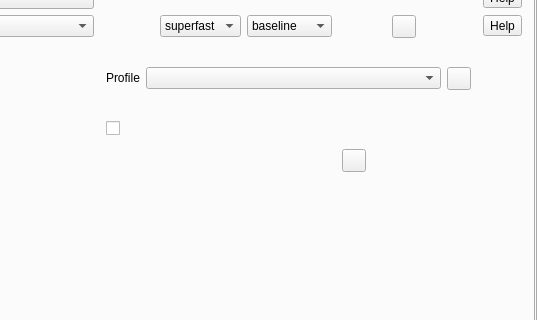
Above: src/formMainWindow.ui from vkohaupt/vokoscreenNG before the change; both pictures show x 266 to 803 and y 81 to 401 of the 803 by 500 pixel window. Below: the same form after it.
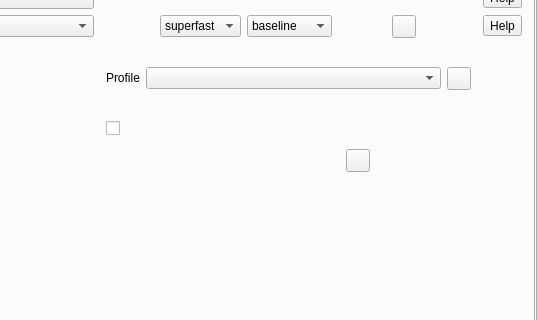
That is the form after the change. Icons and pictures are not drawn.

```diff
--- a/src/formMainWindow.ui
+++ b/src/formMainWindow.ui
@@ -1728,6 +1728,9 @@
                     <property name="topMargin">
                      <number>0</number>
                     </property>
+                    <property name="rightMargin">
+                     <number>6</number>
+                    </property>
                     <property name="bottomMargin">
                      <number>0</number>
                     </property>
@@ -1750,7 +1753,7 @@
                       </property>
                      </widget>
                     </item>
-                    <item>
+                    <item alignment="Qt::AlignTop">
                      <widget class="QToolButton" name="toolButtonVP8Reset">
                       <property name="toolTip">
                        <string>Reset</string>
```
Left out of the diff: 2 changed lines with no effect on the pictures.
